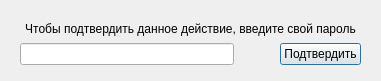
First picture: the form in Qt/Lab_1/verification.ui, repository avasyutkin/term_2, before the edit.
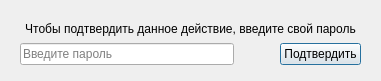
Second picture: the form after the edit.

```diff
--- a/Qt/Lab_1/verification.ui
+++ b/Qt/Lab_1/verification.ui
@@ -13,7 +13,7 @@
   <property name="windowTitle">
    <string>Подтверждение действия</string>
   </property>
-  <widget class="QWidget" name="">
+  <widget class="QWidget" name="layoutWidget">
    <property name="geometry">
     <rect>
      <x>20</x>
@@ -40,6 +40,9 @@
         <property name="echoMode">
          <enum>QLineEdit::Password</enum>
         </property>
+        <property name="placeholderText">
+         <string>Введите пароль</string>
+        </property>
        </widget>
       </item>
       <item>
```
